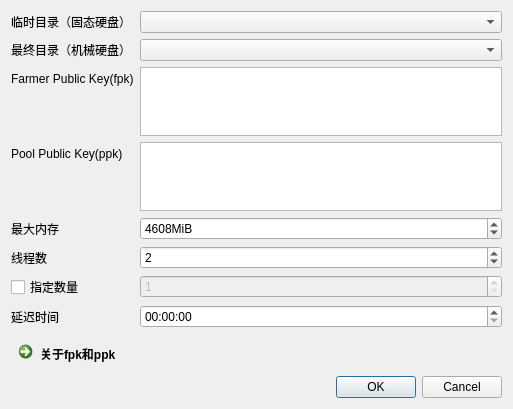
This is ui/CreatePlotDialog.ui in penglecn/ChiaTools as Qt 5 draws it before an edit. The edited form follows.
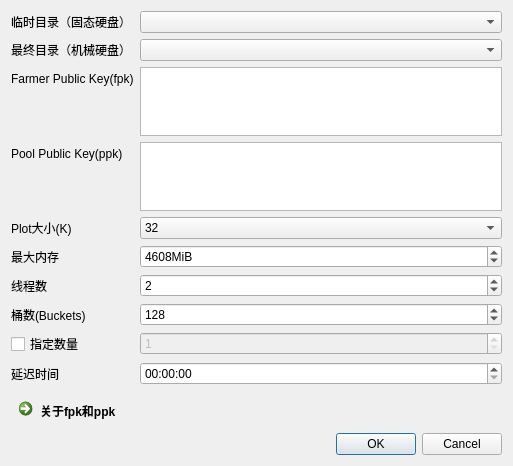
This is the edited form.

Commit message: P图支持自定义k和buckets

What changed in the file:
```diff
--- a/ui/CreatePlotDialog.ui
+++ b/ui/CreatePlotDialog.ui
@@ -7,7 +7,7 @@
     <x>0</x>
     <y>0</y>
     <width>513</width>
-    <height>401</height>
+    <height>458</height>
    </rect>
   </property>
   <property name="windowTitle">
@@ -60,7 +60,7 @@
        </property>
       </widget>
      </item>
-     <item row="7" column="1">
+     <item row="9" column="1">
       <widget class="QSpinBox" name="spinNumber">
        <property name="enabled">
         <bool>false</bool>
@@ -73,28 +73,28 @@
        </property>
       </widget>
      </item>
-     <item row="8" column="0">
+     <item row="10" column="0">
       <widget class="QLabel" name="label_7">
        <property name="text">
         <string>延迟时间</string>
        </property>
       </widget>
      </item>
-     <item row="8" column="1">
+     <item row="10" column="1">
       <widget class="QTimeEdit" name="timeEditDelay">
        <property name="displayFormat">
         <string>HH:mm:ss</string>
        </property>
       </widget>
      </item>
-     <item row="6" column="0">
+     <item row="7" column="0">
       <widget class="QLabel" name="label_6">
        <property name="text">
         <string>线程数</string>
        </property>
       </widget>
      </item>
-     <item row="6" column="1">
+     <item row="7" column="1">
       <widget class="QSpinBox" name="spinThreadNum">
        <property name="minimum">
         <number>1</number>
@@ -104,14 +104,14 @@
        </property>
       </widget>
      </item>
-     <item row="5" column="0">
+     <item row="6" column="0">
       <widget class="QLabel" name="label_7">
        <property name="text">
         <string>最大内存</string>
        </property>
       </widget>
      </item>
-     <item row="5" column="1">
+     <item row="6" column="1">
       <widget class="QSpinBox" name="spinMemory">
        <property name="suffix">
         <string>MiB</string>
@@ -127,13 +127,59 @@
        </property>
       </widget>
      </item>
-     <item row="7" column="0">
+     <item row="9" column="0">
       <widget class="QCheckBox" name="checkBoxSpecifyCount">
        <property name="text">
         <string>指定数量</string>
        </property>
       </widget>
      </item>
+     <item row="8" column="0">
+      <widget class="QLabel" name="label_4">
+       <property name="text">
+        <string>桶数(Buckets)</string>
+       </property>
+      </widget>
+     </item>
+     <item row="8" column="1">
+      <widget class="QSpinBox" name="spinBucketNum">
+       <property name="minimum">
+        <number>1</number>
+       </property>
+       <property name="maximum">
+        <number>9999</number>
+       </property>
+       <property name="value">
+        <number>128</number>
+       </property>
+      </widget>
+     </item>
+     <item row="5" column="0">
+      <widget class="QLabel" name="label_8">
+       <property name="text">
+        <string>Plot大小(K)</string>
+       </property>
+      </widget>
+     </item>
+     <item row="5" column="1">
+      <widget class="QComboBox" name="comboK">
+       <item>
+        <property name="text">
+         <string>32</string>
+        </property>
+       </item>
+       <item>
+        <property name="text">
+         <string>33</string>
+        </property>
+       </item>
+       <item>
+        <property name="text">
+         <string>34</string>
+        </property>
+       </item>
+      </widget>
+     </item>
     </layout>
    </item>
    <item>
```
The commit also changes 4 other files.
